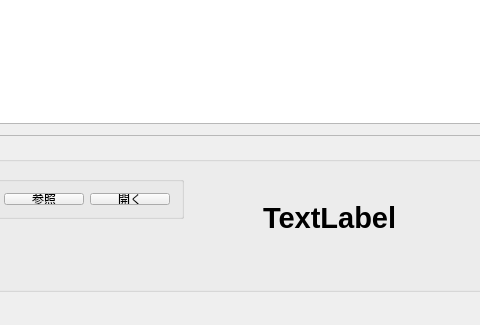
hiroyky/PixelViewer, file PixelViewer/mainwindow.ui: the form before one commit; both pictures show x 278 to 758 and y 445 to 770 of the 853 by 770 pixel window.
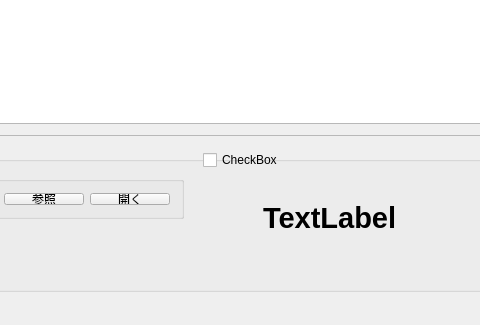
The form after the commit. Custom widgets are drawn as their Qt base class.

Commit message: ピクセルのグレー値を表示するように変更，チェックボックス実装

```diff
--- a/PixelViewer/mainwindow.ui
+++ b/PixelViewer/mainwindow.ui
@@ -192,6 +192,19 @@
           <enum>Qt::PlainText</enum>
          </property>
         </widget>
+        <widget class="QCheckBox" name="colorValuecheckBox">
+         <property name="geometry">
+          <rect>
+           <x>470</x>
+           <y>10</y>
+           <width>75</width>
+           <height>16</height>
+          </rect>
+         </property>
+         <property name="text">
+          <string>CheckBox</string>
+         </property>
+        </widget>
        </widget>
       </item>
      </layout>
```
The commit also changes 2 other files.
